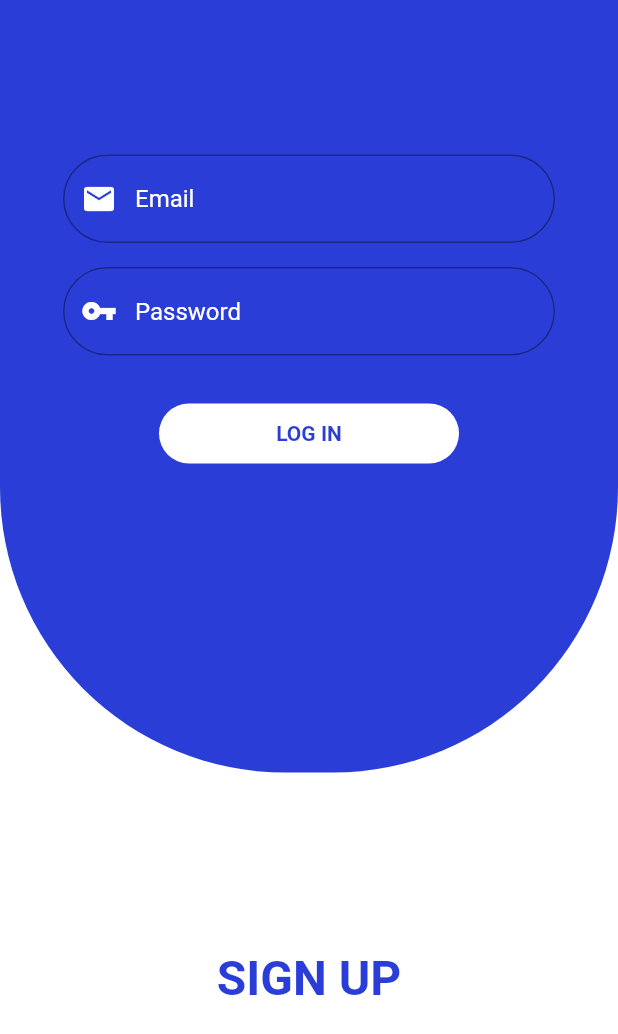
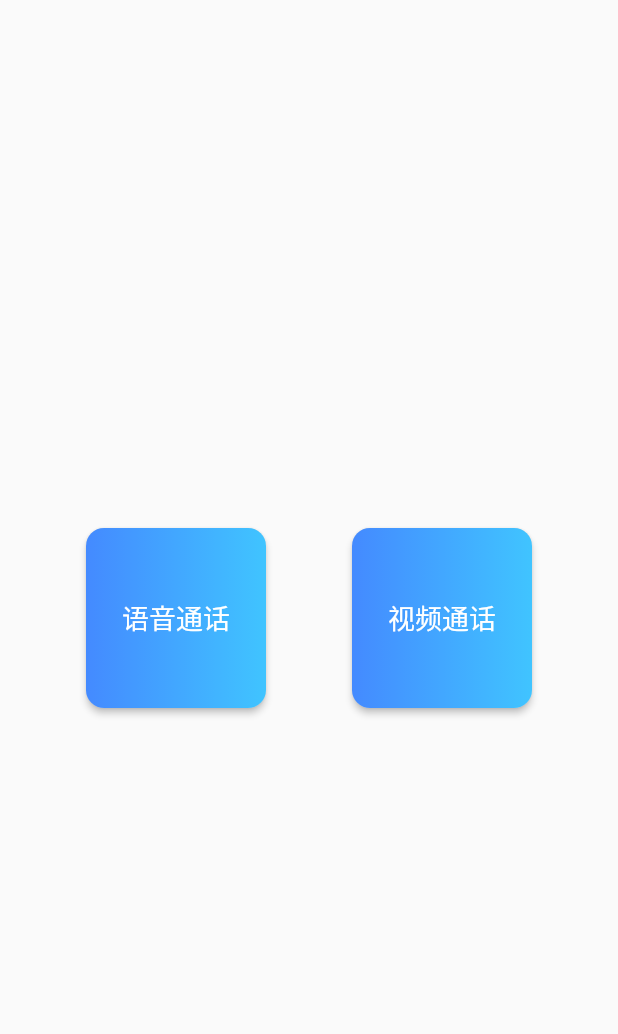
Before and after one commit to KnightAndroid/Flutter_agore, a Flutter app: the screen it shows after launch, on a phone screen of 412 x 824 dp. Shown: the top 1034 px of the screen. Run offline on Flutter 3.47's test engine with Material 2 defaults, Android fonts, the phone set to English and light mode, and no system bars; our stand-ins replace toast; missing offline and left inert: agora_rtc_engine, simple_permissions.

Commit message:
完善视频功能

```diff
--- a/lib/main.dart
+++ b/lib/main.dart
@@ -1,7 +1,8 @@
 import 'package:flutter/material.dart';
-import 'package:flutter/services.dart';
-import 'package:simple_permissions/simple_permissions.dart';//记得加上这句话
-import 'package:flutter_agore/video/videoCallPage.dart';
+import 'package:simple_permissions/simple_permissions.dart'; //记得加上这句话
+import 'package:flutter_agore/video/VideoCallPage.dart';
+import 'package:flutter_agore/audio/AudioCallPage.dart';
+import 'package:toast/toast.dart';
 
 void main() => runApp(MyApp());
 
@@ -9,7 +10,6 @@ class MyApp extends StatelessWidget {
   @override
   Widget build(BuildContext context) {
     return MaterialApp(
-      title: 'Sliding Login',
       home: HomePage(),
     );
   }
@@ -22,315 +22,140 @@ class HomePage extends StatefulWidget {
   }
 }
 
-class HomePageState extends State<HomePage>
-    with SingleTickerProviderStateMixin {
-  bool isLogin = true;
-  Animation<double> loginSize;
-  AnimationController loginController;
-  AnimatedOpacity opacityAnimation;
-  Duration animationDuration = Duration(milliseconds: 270);
-
-  //登录
-  final _loginTextController = TextEditingController();
-  //注册
-  final _registerTextController = TextEditingController();
-
+class HomePageState extends State<HomePage> {
   @override
   void initState() {
     super.initState();
-
-    SystemChrome.setEnabledSystemUIOverlays([]);
-
-    loginController =
-        AnimationController(vsync: this, duration: animationDuration);
-
-    opacityAnimation =
-        AnimatedOpacity(opacity: 0.0, duration: animationDuration);
   }
 
   @override
   void dispose() {
-    loginController.dispose();
-    _loginTextController.dispose();
     super.dispose();
   }
 
-  Widget _buildLoginWidgets() {
-    return Container(
-      padding: EdgeInsets.only(bottom: 62, top: 16),
-      width: MediaQuery.of(context).size.width,
-      height: loginSize.value,
-      decoration: BoxDecoration(
-          color: Color(0XFF2a3ed7),
-          borderRadius: BorderRadius.only(
-              bottomLeft: Radius.circular(190),
-              bottomRight: Radius.circular(190))),
-      child: Align(
-        alignment: Alignment.bottomCenter,
-        child: AnimatedOpacity(
-          opacity: loginController.value,
-          duration: animationDuration,
-          child: GestureDetector(
-            onTap: isLogin ? null : () {
-              loginController.reverse();
-
-              setState(() {
-                isLogin = !isLogin;
-              });
-            },
-            child: Container(
-              child: Text(
-                'LOG IN'.toUpperCase(),
-                style: TextStyle(
-                    fontSize: 32,
-                    fontWeight: FontWeight.bold,
-                    color: Colors.white),
-              ),
-            ),
-          ),
+  //申请权限
+  onVideo() async {
+    SimplePermissions.requestPermission(Permission.Camera).then((status_first) {
+      if (status_first == PermissionStatus.denied) {
+        //如果拒绝
+        Toast.show("此功能需要授予相机权限", context,
+            duration: Toast.LENGTH_SHORT, gravity: Toast.CENTER);
+      } else if (status_first == PermissionStatus.authorized) {
+        //如果同意
+        SimplePermissions.requestPermission(Permission.RecordAudio)
+            .then((status_second) {
+          if (status_second == PermissionStatus.denied) {
+            //如果拒绝
+            Toast.show("此功能需要授予录音权限", context,
+                duration: Toast.LENGTH_SHORT, gravity: Toast.CENTER);
+          } else if (status_second == PermissionStatus.authorized) {
+            //如果授权同意
+            Navigator.push(
+              context,
+              MaterialPageRoute(
+                builder: (context) => new VideoCallPage(
+                      //视频房间频道号写死，为了方便体验
+                      channelName: "122343",
                     ),
               ),
             );
           }
-
-  Widget _buildLoginComponents() {
-    return Column(
-      mainAxisSize: MainAxisSize.min,
-      children: <Widget>[
-        Visibility(
-          visible: isLogin,
-          child: Padding(
-            padding: const EdgeInsets.only(left: 42, right: 42),
-            child: Column(
-              children: <Widget>[
-
-                Theme(
-                  data: new ThemeData(primaryColor: Colors.white,hintColor: Colors.white),
-                  child: new  TextField(
-                    controller: _loginTextController,
-                    cursorColor: Colors.white,
-                    style: TextStyle(color: Colors.white),
-                    decoration: InputDecoration(
-                      prefixIcon: Icon(Icons.email,color: Colors.white),
-                      hintText: 'Email',
-                      border: OutlineInputBorder(
-                        borderRadius: BorderRadius.all(Radius.circular(32)),
-                      ),
-                    ),
-                  ),
-                ),
-
-
-                Theme(
-                  data: new ThemeData(primaryColor:Colors.white,hintColor: Colors.white),
-                  child:                 Padding(
-                    padding: const EdgeInsets.only(top: 16),
-                    child: TextField(
-                      style: TextStyle(color: Colors.white),
-                      decoration: InputDecoration(
-                          prefixIcon: Icon(Icons.vpn_key,color: Colors.white),
-                          hintText: 'Password',
-                          border: OutlineInputBorder(
-                              borderRadius: BorderRadius.all(
-                                  Radius.circular(32)))),
-                    ),
-                  ),
-                ),
-
-
-                Container(
-                  width: 200,
-                  height: 40,
-                  margin: EdgeInsets.only(top: 32),
-                  decoration: BoxDecoration(
-                      color: Colors.white,
-                      borderRadius: BorderRadius.all(Radius.circular(50))
-                  ),
-                  child: Center(
-                     child: InkWell(
-                       onTap: (){
-                          onVideo();
-                       },
-                       child: Text(
-                         'LOG IN',
-                         style: TextStyle(color: Color(0XFF2a3ed7),
-                             fontWeight: FontWeight.bold
-                         ),
-                       ),
-                     ),
-                  ),
-                )
-              ],
-            ),
-          ),
-        ),
-
-      ],
-    );
+        });
+      }
+    });
   }
 
-
-  onVideo() async{
-    //申请读文件的权限
-    var permission_camera =
-    SimplePermissions.requestPermission(Permission.Camera);
-    permission_camera.then((permission_status) async {
-
-      var permission_phone = SimplePermissions.requestPermission(Permission.RecordAudio);
-
-      permission_phone.then((permission_two) async{
+  onAudio() async {
+    SimplePermissions.requestPermission(Permission.RecordAudio)
+        .then((status_first) {
+      if (status_first == PermissionStatus.denied) {
+        //如果拒绝
+        Toast.show("此功能需要授予录音权限", context,
+            duration: Toast.LENGTH_SHORT, gravity: Toast.CENTER);
+      } else if (status_first == PermissionStatus.authorized) {
+        //如果授权同意 跳转到语音页面
         Navigator.push(
           context,
           MaterialPageRoute(
-                builder: (context) => new videoCallPage(
+            builder: (context) => new AudioCallPage(
+                  //频道写死，为了方便体验
                   channelName: "122343",
-                )));
-      });
-    });
-
-
-  }
-
-
-  //注册页
-  Widget _buildRegistercomponents() {
-    return Padding(
-      padding: EdgeInsets.only(
-          left: 42,
-          right: 42,
-          top: 32,
-          bottom: 32
-      ),
-      child: Column(
-        mainAxisSize: MainAxisSize.min,
-        children: <Widget>[
-          Padding(
-            padding: const EdgeInsets.only(bottom: 32),
-            child: Text(
-              'Sign Up'.toUpperCase(),
-              style: TextStyle(
-                  fontSize: 32,
-                  fontWeight: FontWeight.bold,
-                  color: Color(0XFF2a3ed7)),
                 ),
           ),
-          TextField(
-            style: TextStyle(color: Colors.black, height: 0.5),
-            decoration: InputDecoration(
-                prefixIcon: Icon(
-                  Icons.email,
-                ),
-                hintText: 'Email',
-                border: OutlineInputBorder(
-                    borderRadius: BorderRadius.all(Radius.circular(32)))),
-          ),
-          Padding(
-            padding: const EdgeInsets.only(bottom: 16, top: 16),
-            child: TextField(
-              style: TextStyle(color: Colors.black, height: 0.5),
-              decoration: InputDecoration(
-                  prefixIcon: Icon(Icons.vpn_key),
-                  hintText: 'Password',
-                  border: OutlineInputBorder(
-                      borderRadius: BorderRadius.all(Radius.circular(32)))),
-            ),
-          ),
-          TextField(
-            style: TextStyle(color: Colors.black, height: 0.5),
-            decoration: InputDecoration(
-                prefixIcon: Icon(Icons.vpn_key),
-                hintText: 'Confirm Password',
-                border: OutlineInputBorder(
-                    borderRadius: BorderRadius.all(Radius.circular(32)))),
-          ),
-          Padding(
-            padding: const EdgeInsets.only(top: 24),
-            child: Container(
-              width: 200,
-              height: 40,
-              margin: EdgeInsets.only(top: 32),
-              decoration: BoxDecoration(
-                  color: Color(0XFF2a3ed7),
-                  borderRadius: BorderRadius.all(Radius.circular(50))
-              ),
-              child: Center(
-                child: Text(
-                  'SIGN UP',
-                  style: TextStyle(color: Colors.white,
-                      fontWeight: FontWeight.bold
-                  ),
-                ),
-              ),
-            ) ,
-          )
-        ],
-      ),
         );
+      }
+    });
   }
 
   @override
   Widget build(BuildContext context) {
-    double _defaultLoginSize = MediaQuery.of(context).size.height / 1.6;
+    return Scaffold(
+      body: Center(
+        child: Row(
+          crossAxisAlignment: CrossAxisAlignment.start,
+          mainAxisAlignment: MainAxisAlignment.spaceEvenly, //主轴空白区域均分
+          children: <Widget>[
+            //左按钮
+            RaisedButton(
+              padding: EdgeInsets.all(0),
+              //点击事件
+              onPressed: () {
+                //去往语音页面
+                onAudio();
+              },
+              child: Container(
+                height: 120,
+                width: 120,
+                //装饰
+                decoration: BoxDecoration(
 
-    loginSize = Tween<double>(begin: _defaultLoginSize, end: 200).animate(
-        CurvedAnimation(parent: loginController, curve: Curves.linear));
-
-    return Scaffold(
-      backgroundColor: Colors.white,
-      body: Stack(
-        children: <Widget>[
-          Align(
-            alignment: Alignment.bottomCenter,
-            child: AnimatedOpacity(
-              opacity: isLogin ? 0.0 : 1.0,
-              duration: animationDuration,
-              child: Container(child: _buildRegistercomponents()),
+                    //渐变色
+                    gradient: const LinearGradient(
+                      colors: [Colors.blueAccent, Colors.lightBlueAccent],
+                    ),
+                    //圆角12度
+                    borderRadius: BorderRadius.circular(12.0)),
+                child: Text(
+                  "语音通话",
+                  style: TextStyle(color: Colors.white, fontSize: 18.0),
+                ),
+                //文字居中
+                alignment: Alignment.center,
+              ),
+              shape: new RoundedRectangleBorder(
+                borderRadius: BorderRadius.circular(12.0),
               ),
             ),
-          Align(
-            alignment: Alignment.bottomCenter,
+            //右按钮
+            RaisedButton(
+              padding: EdgeInsets.all(0),
+              onPressed: () {
+                //去往视频页面
+                onVideo();
+              },
               child: Container(
-              color: isLogin && !loginController.isAnimating ? Colors.white : Colors.transparent,
-              width: MediaQuery.of(context).size.width,
-              height: _defaultLoginSize/1.5,
-              child: Visibility(
-                visible: isLogin,
-                child: GestureDetector(
-                  onTap: () {
-                    loginController.forward();
-                    setState(() {
-                      isLogin = !isLogin;
-                    });
-                  },
-                  child: Center(
+                height: 120,
+                width: 120,
+                //装饰--->渐变
+                decoration: BoxDecoration(
+                    gradient: const LinearGradient(
+                      colors: [Colors.blueAccent, Colors.lightBlueAccent],
+                    ),
+                    //圆角12度
+                    borderRadius: BorderRadius.circular(12.0)),
                 child: Text(
-                      'Sign Up'.toUpperCase(),
-                      style: TextStyle(
-                        fontSize: 32,
-                        fontWeight: FontWeight.bold,
-                        color: Color(0XFF2a3ed7),
+                  "视频通话",
+                  style: TextStyle(color: Colors.white, fontSize: 18.0),
+                ),
+                //文字居中
+                alignment: Alignment.center,
+              ),
+              shape: new RoundedRectangleBorder(
+                borderRadius: BorderRadius.circular(12.0),
               ),
             ),
+          ],
         ),
-                ),
-              ),
-            ),
-          ),
-          AnimatedBuilder(
-            animation: loginController,
-            builder: (context, child) {
-              return _buildLoginWidgets();
-            },
-          ),
-          Align(
-              alignment: Alignment.topCenter,
-              child: Container(
-                width: MediaQuery.of(context).size.width,
-                height: MediaQuery.of(context).size.height/2,
-                child: Center(child: _buildLoginComponents()),
-              )
-          )
-        ],
       ),
     );
   }
--- a/lib/model/VideoUserSession.dart
+++ b/lib/model/VideoUserSession.dart
@@ -5,6 +5,6 @@ class VideoUserSession{
   Widget view;
   int viewId;
 
-  VideoUserSession(this.uid,this.view,{this.viewId});
+  VideoUserSession(this.uid,{this.view,this.viewId});
 
 }
--- a/pubspec.yaml
+++ b/pubspec.yaml
@@ -23,8 +23,9 @@ dependencies:
   # The following adds the Cupertino Icons font to your application.
   # Use with the CupertinoIcons class for iOS style icons.
   cupertino_icons: ^0.1.2
-  agora_rtc_engine: ^0.9.4
+  agora_rtc_engine: ^0.9.5
   simple_permissions: ^0.1.9
+  toast: ^0.1.3
 dev_dependencies:
   flutter_test:
     sdk: flutter
```
Also changed, not shown: lib/audio/AudioCallPage.dart (added, +284 -0 lines), lib/video/VideoCallPage.dart (renamed from lib/video/videoCallPage.dart, +35 -30 lines), pubspec.lock, 2 other files. Lines whose indentation alone changed are shown as unchanged.
